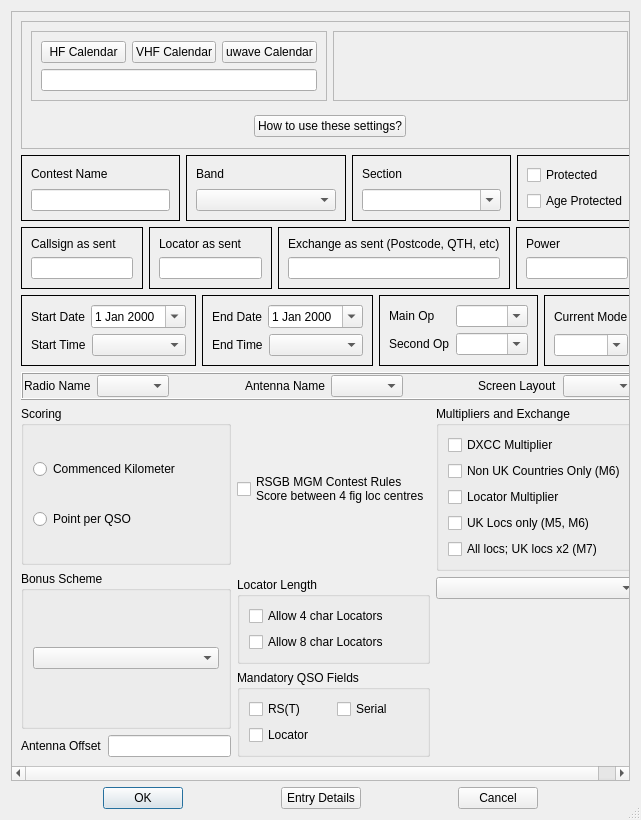
This is mqt/MqtLogger/contestdetails.ui in Rsclub22/Minos2-Mirror as Qt 5 draws it before an edit. The edited form follows.
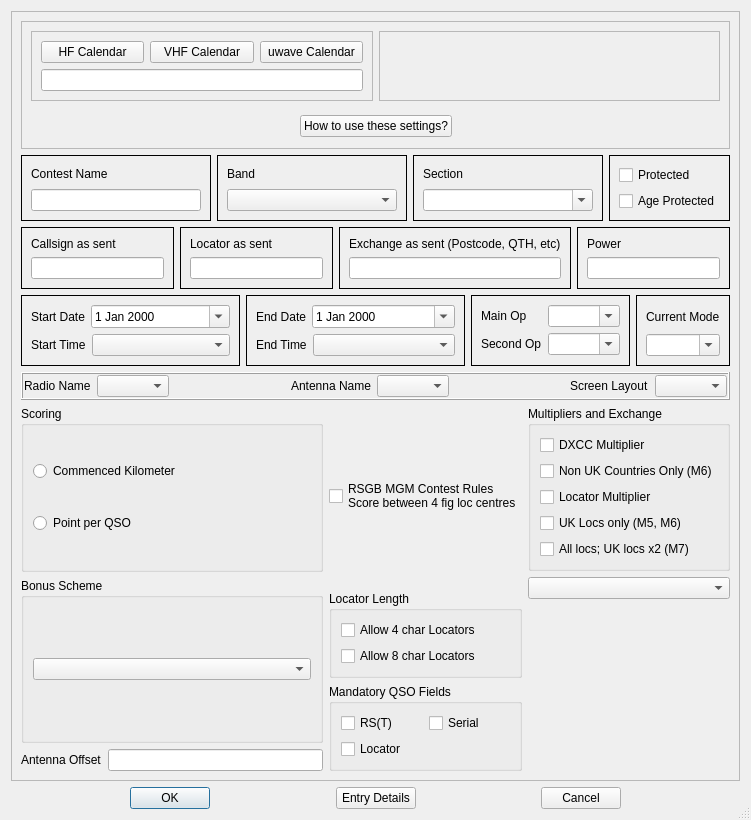
This is the edited form. Custom widgets are drawn as their Qt base class.

Commit message: Improve band checkboxes and combo on HF contests

```diff
--- a/mqt/MqtLogger/contestdetails.ui
+++ b/mqt/MqtLogger/contestdetails.ui
@@ -6,7 +6,7 @@
    <rect>
     <x>0</x>
     <y>0</y>
-    <width>641</width>
+    <width>751</width>
     <height>820</height>
    </rect>
   </property>
@@ -30,7 +30,7 @@
        <rect>
         <x>0</x>
         <y>0</y>
-        <width>702</width>
+        <width>714</width>
         <height>765</height>
        </rect>
       </property>
```
The commit also changes 1 other file.
